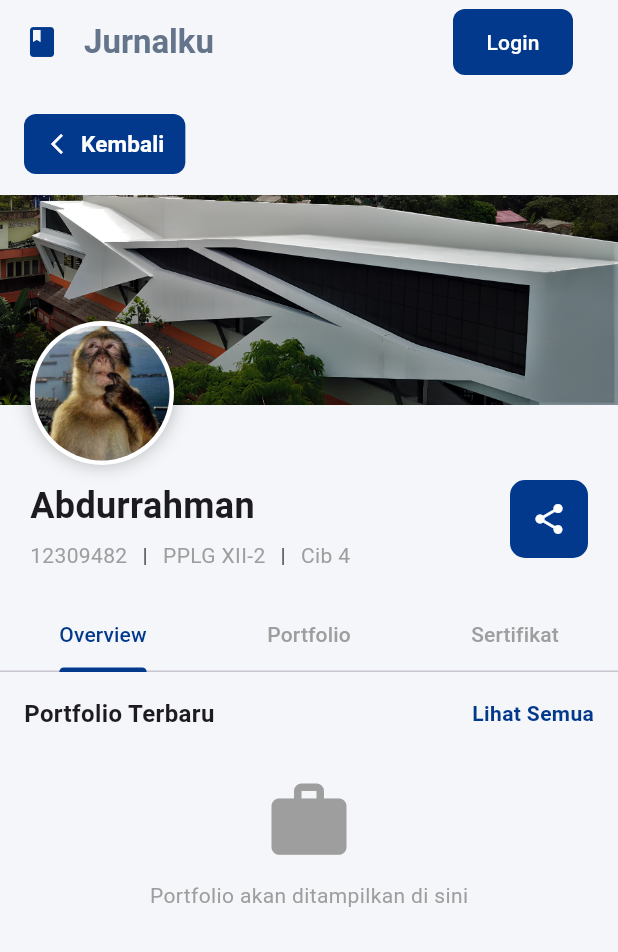
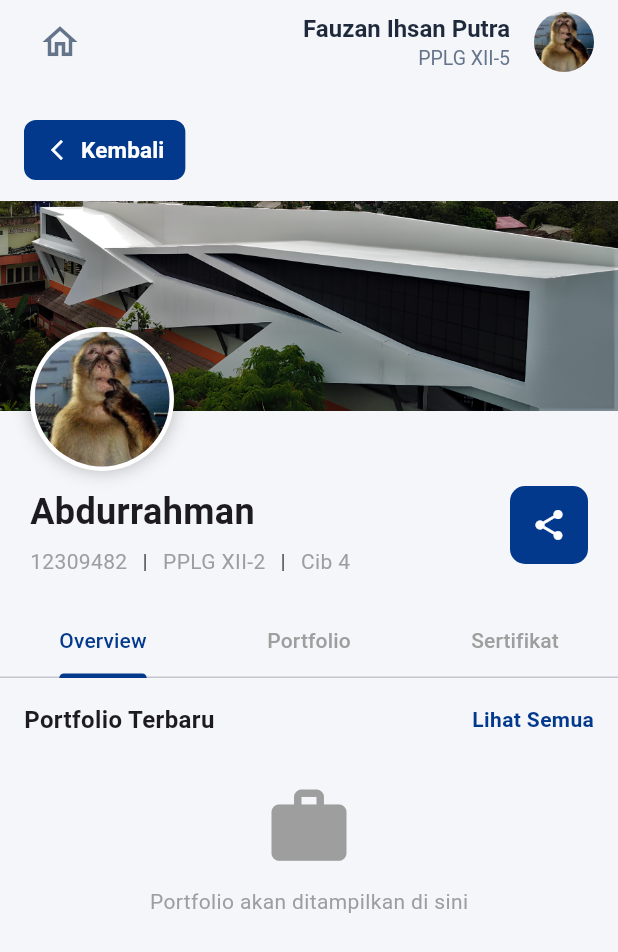
Before and after one commit to MumtazSupian/SiData, a Flutter app: the ProfilePage screen opened directly, on a phone screen of 412 x 824 dp. Shown: the top 952 px of the screen. Run offline on Flutter 3.47's test engine with Material 3 defaults, Android fonts, the phone set to English and light mode, and no system bars; our stand-ins replace font_awesome_flutter, google_fonts.

Commit message:
fixing Appbar design

```diff
--- a/lib/widgets/appbar.dart
+++ b/lib/widgets/appbar.dart
@@ -4,54 +4,61 @@ class AppbarProp extends StatelessWidget implements PreferredSizeWidget {
   const AppbarProp({super.key});
 
   @override
-  Size get preferredSize => const Size.fromHeight(56);
+  Size get preferredSize => const Size.fromHeight(60);
 
   @override
   Widget build(BuildContext context) {
-    final Color bg = const Color(0xFFF4F6F9);
-
     return AppBar(
       automaticallyImplyLeading: false,
-      titleSpacing: 0,
-      backgroundColor: bg,
       elevation: 0,
-
-      leading: IconButton(
-        padding: const EdgeInsets.only(left: -10),
-        icon: const Icon(Icons.book, color: Color(0xFF02398C)),
+      backgroundColor: const Color(0xFFF4F6F9),
+      title: Row(
+        mainAxisAlignment: MainAxisAlignment.spaceBetween,
+        children: [
+          // LEFT ICON
+          IconButton(
             onPressed: () {
-          // contoh navigasi
-          // Navigator.push(context, MaterialPageRoute(builder: (_) => HomePage()));
+              Navigator.pop(context);
             },
+            icon: const Icon(Icons.home_outlined),
+            color: const Color(0xFF64748B),
+            iconSize: 28,
           ),
 
-      title: const Text(
-        "Jurnalku",
+          const Spacer(),
+
+          // Name and Avatar
+          Column(
+            crossAxisAlignment: CrossAxisAlignment.end,
+            children: const [
+              Text(
+                "Fauzan Ihsan Putra",
+                style: TextStyle(
+                  color: Color(0xFF1E293B),
+                  fontSize: 16,
+                  fontWeight: FontWeight.w600,
+                ),
+              ),
+              SizedBox(height: 2),
+              Text(
+                "PPLG XII-5",
                 style: TextStyle(
                   color: Color(0xFF64748B),
-          fontWeight: FontWeight.bold,
+                  fontSize: 13,
                 ),
               ),
+            ],
+          ),
+          const SizedBox(width: 16,),
 
-      actions: [
-        const SizedBox(width: 10),
-        TextButton(
-          style: TextButton.styleFrom(
-            backgroundColor: const Color(0xFF02398C),
-            padding: const EdgeInsets.symmetric(horizontal: 20, vertical: 12),
-            minimumSize: const Size(80, 40),
-            shape: RoundedRectangleBorder(
-              borderRadius: BorderRadius.circular(8),
+          // RIGHT AVATAR
+          const CircleAvatar(
+            radius: 20,
+            backgroundImage: AssetImage("assets/images/anuan.jpeg"),
           ),
+        ],
       ),
-          onPressed: () {},
-          child: const Text(
-            "Login",
-            style: TextStyle(color: Colors.white),
-          ),
-        ),
-        const SizedBox(width: 30),
-      ],
+      centerTitle: true,
     );
   }
 }
```
Also changed, not shown: lib/widgets/searchbar.dart (added). Lines whose indentation alone changed are shown as unchanged.
